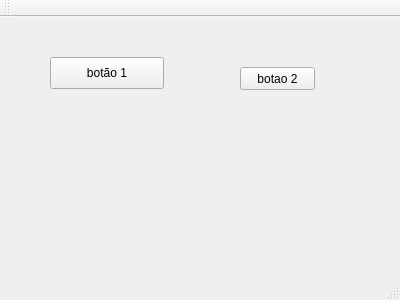
Old version of the form mainwindow.ui in the repository rogerresmini/mammothermogramCAD.
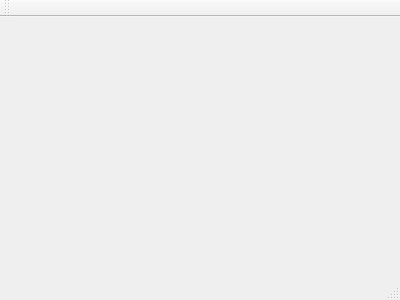
New version of the form.

Commit message: Bibliotecas do OpenCV adicionadas para Windows 32 bits. Removido botoes de teste.

Diff of the .ui file:
```diff
--- a/mainwindow.ui
+++ b/mainwindow.ui
@@ -13,34 +13,7 @@
   <property name="windowTitle">
    <string>MainWindow</string>
   </property>
-  <widget class="QWidget" name="centralWidget">
-   <widget class="QPushButton" name="pushButton">
-    <property name="geometry">
-     <rect>
-      <x>50</x>
-      <y>40</y>
-      <width>114</width>
-      <height>32</height>
-     </rect>
-    </property>
-    <property name="text">
-     <string>botão 1</string>
-    </property>
-   </widget>
-   <widget class="QPushButton" name="pushButton_2">
-    <property name="geometry">
-     <rect>
-      <x>240</x>
-      <y>50</y>
-      <width>75</width>
-      <height>23</height>
-     </rect>
-    </property>
-    <property name="text">
-     <string>botao 2</string>
-    </property>
-   </widget>
-  </widget>
+  <widget class="QWidget" name="centralWidget"/>
   <widget class="QMenuBar" name="menuBar">
    <property name="geometry">
     <rect>
```
The commit also changes 1 other file.
